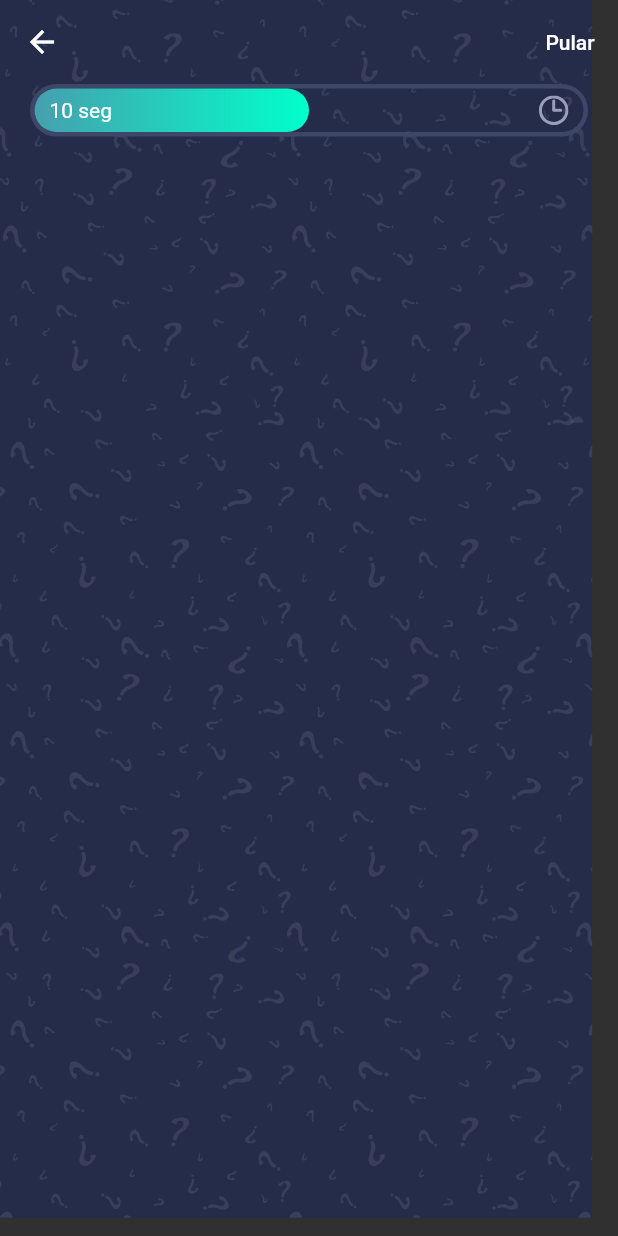
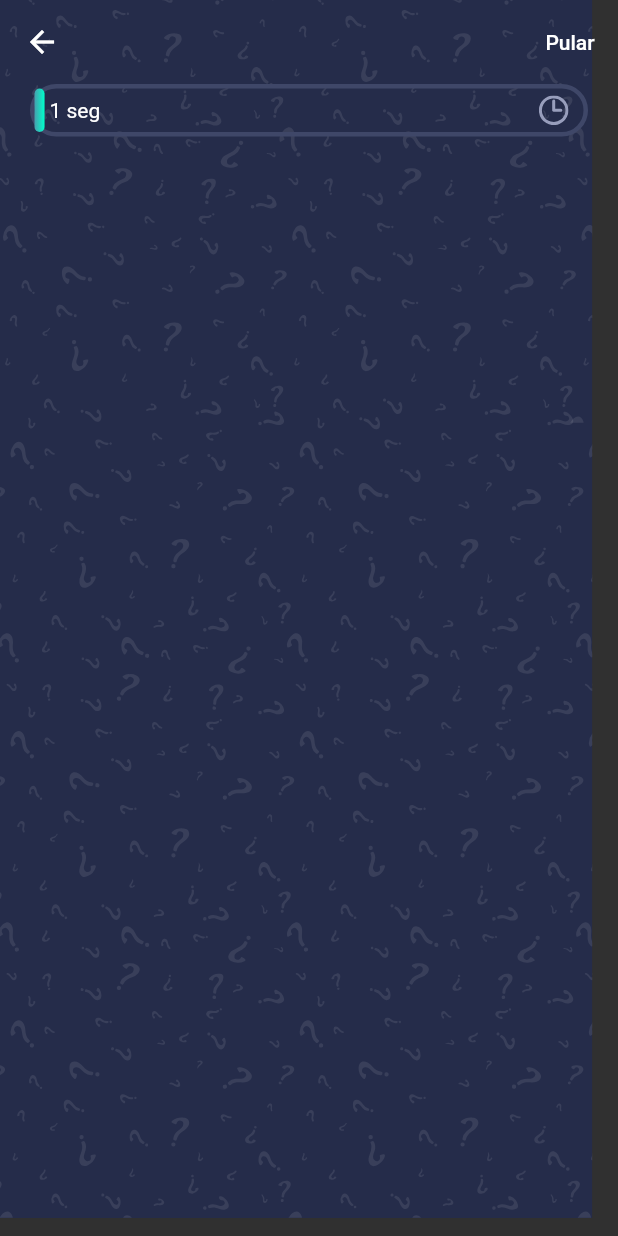
Before and after one commit to lucasoliveirasouza/quiz-app, a Flutter app: the screen it shows after launch, after a tap on "Iniciar Quiz", on a phone screen of 412 x 824 dp. Run offline on Flutter 3.47's test engine with Material 2 defaults, Android fonts, the phone set to English and light mode, and no system bars; our stand-ins replace get, websafe_svg.

Commit message:
Criando home

```diff
--- /dev/null
+++ b/lib/controller/questao_controller.dart
@@ -0,0 +1,22 @@
+import 'package:flutter/material.dart';
+import 'package:get/get.dart';
+
+class QuestaoController extends GetxController
+    with SingleGetTickerProviderMixin {
+  late AnimationController _animationController;
+  late Animation _animation;
+
+  Animation get animation => this._animation;
+
+  @override
+  void onInit() {
+    _animationController =
+        AnimationController(duration: Duration(seconds: 60), vsync: this);
+    _animation = Tween<double>(begin: 0, end: 1).animate(_animationController)
+      ..addListener(() {
+        update();
+      });
+    _animationController.forward();
+    super.onInit();
+  }
+}
--- a/lib/view/home/componentes/progress_bar.dart
+++ b/lib/view/home/componentes/progress_bar.dart
@@ -1,4 +1,6 @@
 import 'package:flutter/material.dart';
+import 'package:get/get.dart';
+import 'package:quizapp/controller/questao_controller.dart';
 import 'package:quizapp/view/util/constantes.dart';
 import 'package:websafe_svg/websafe_svg.dart';
 
@@ -17,11 +19,14 @@ class ProgressBar extends StatelessWidget {
         ),
         borderRadius: BorderRadius.circular(50),
       ),
-      child: Stack(
+      child: GetBuilder<QuestaoController>(
+          init: QuestaoController(),
+          builder: (controller) {
+            return Stack(
               children: [
                 LayoutBuilder(
                   builder: (context, constraints) => Container(
-              width: constraints.maxWidth * 0.5,
+                    width: constraints.maxWidth * controller.animation.value,
                     decoration: BoxDecoration(
                         gradient: kPrimaryGradient,
                         borderRadius: BorderRadius.circular(50)),
@@ -36,7 +41,7 @@ class ProgressBar extends StatelessWidget {
                       mainAxisAlignment: MainAxisAlignment.spaceBetween,
                       children: [
                         Text(
-                    "10 seg",
+                          "${(controller.animation.value * 60).round()} seg",
                         ),
                         WebsafeSvg.asset(
                           "assets/icons/clock.svg",
@@ -46,7 +51,8 @@ class ProgressBar extends StatelessWidget {
                   ),
                 )
               ],
-      ),
+            );
+          }),
     );
   }
 }
```
Lines whose indentation alone changed are shown as unchanged.
